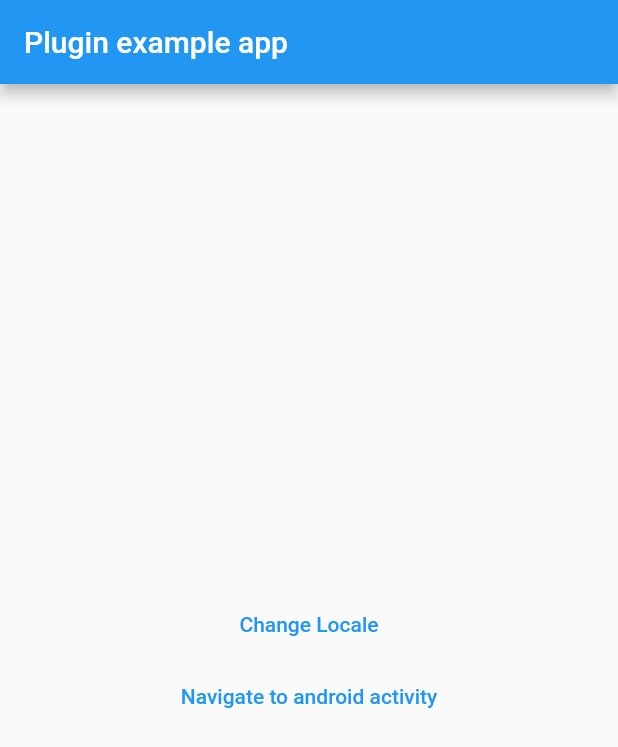
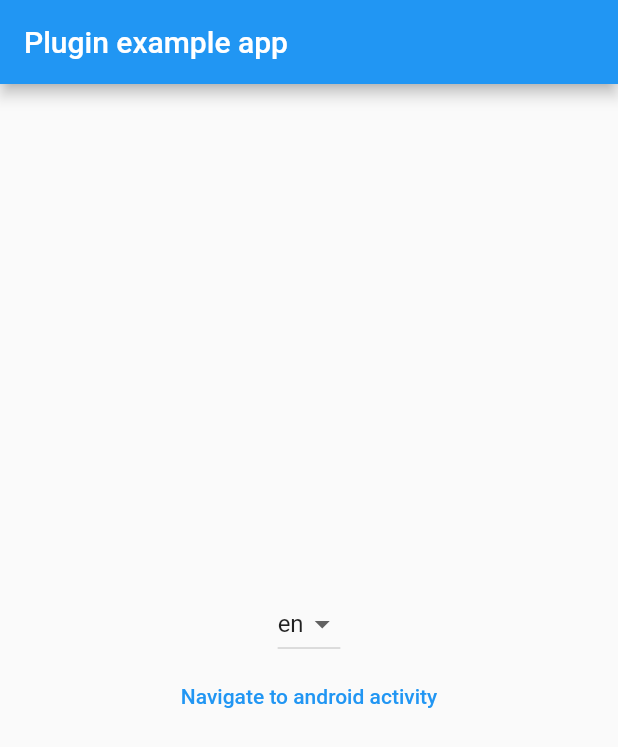
Before and after one commit to benlrichards/fts_system_locale, a Flutter app: the screen it shows after launch, on a phone screen of 412 x 824 dp. Shown: the top 747 px of the screen. Run offline on Flutter 3.47's test engine with Material 2 defaults, Android fonts, the phone set to English and light mode, and no system bars; our stand-ins replace plugin_platform_interface.

Commit message:
add android 13 implementation

```diff
--- a/lib/i18n/en.dart
+++ b/example/lib/i18n/en.dart
@@ -2,6 +2,8 @@
 // ignore_for_file: lines_longer_than_80_chars
 abstract class LocaleEn {
   static const Map<String, String> data = {
-    "home.changeLocale": "Change Locale"
+    "home.change_locale": "Change Locale",
+    "home.title": "Plugin example app",
+    "home.navigate_to": "Navigate to android activity"
   };
 }
--- a/lib/i18n/strings.dart
+++ b/example/lib/i18n/strings.dart
@@ -5,7 +5,9 @@ class $Home1 {
   String toString() => "home.";
 
   $Home1._();
-  final String changeLocale = 'home.changeLocale';
+  final String changeLocale = 'home.change_locale';
+  final String title = 'home.title';
+  final String navigateTo = 'home.navigate_to';
 }
 
 class Strings {
--- a/example/lib/main.dart
+++ b/example/lib/main.dart
@@ -1,8 +1,11 @@
 import 'package:flutter/material.dart';
 import 'package:flutter/services.dart';
+import 'package:flutter_localizations/flutter_localizations.dart';
 import 'package:fts_system_locale/fts_system_locale.dart';
-import 'package:fts_system_locale/i18n/i18n.dart';
-import 'package:fts_system_locale/i18n/utils.dart';
+
+import 'i18n/i18n.dart';
+import 'i18n/translations.dart';
+import 'i18n/utils.dart';
 
 void main() {
   runApp(const MyApp());
@@ -18,41 +21,58 @@ class MyApp extends StatefulWidget {
 const methodChannel = MethodChannel('com.example.example');
 
 class _MyAppState extends State<MyApp> {
-  String? locale;
-
   @override
   Widget build(BuildContext context) {
     return MaterialApp(
-      localizationsDelegates: const [Fts.delegate],
+      localizationsDelegates: const [
+        Fts.delegate,
+        GlobalMaterialLocalizations.delegate,
+        GlobalWidgetsLocalizations.delegate,
+        GlobalCupertinoLocalizations.delegate,
+      ],
+      supportedLocales: AppLocales.supportedLocales,
       home: Scaffold(
         appBar: AppBar(
-          title: const Text('Plugin example app'),
+          title: Text(Strings.home.title.tr()),
         ),
         body: Center(
           child: Column(
             crossAxisAlignment: CrossAxisAlignment.center,
             mainAxisAlignment: MainAxisAlignment.center,
             children: [
-              TextButton(
-                onPressed: () {
-                  if (locale == null) {
-                    Fts.locale = const Locale('bn');
-                    FtsSystemLocale().setLocale('bn').then(debugPrint);
-                    locale = 'bn';
-                  } else {
-                    Fts.locale = const Locale('en');
-                    FtsSystemLocale().setLocale().then(debugPrint);
-                    locale = null;
+              // TextButton(
+              //   onPressed: () {
+              //     if (locale == null) {
+              //       Fts.locale = const Locale('bn');
+              //       FtsSystemLocale().setLocale('bn').then(debugPrint);
+              //       locale = 'bn';
+              //     } else {
+              //       Fts.locale = const Locale('en');
+              //       FtsSystemLocale().setLocale().then(debugPrint);
+              //       locale = null;
+              //     }
+              //     // FtsSystemLocale().getPlatformVersion().then(debugPrint);
+              //   },
+              //   child: Text(Strings.home.changeLocale.tr()),
+              // ),
+
+              DropdownButton<Locale>(
+                items: AppLocales.supportedLocales
+                    .map((e) => DropdownMenuItem(value: e, child: Text(e.languageCode)))
+                    .toList(),
+                onChanged: (value) {
+                  if (value != null) {
+                    Fts.locale = value;
+                    FtsSystemLocale().setLocale(value.languageCode).then(debugPrint);
                   }
-                  // FtsSystemLocale().getPlatformVersion().then(debugPrint);
                 },
-                child: Text(Strings.home.changeLocale.tr()),
+                value: Fts.locale,
               ),
               TextButton(
                 onPressed: () => methodChannel
                     .invokeMethod('navigateToActivity')
                     .then((value) => debugPrint(value.toString())),
-                child: const Text('Navigate to android activity'),
+                child: Text(Strings.home.navigateTo.tr()),
               ),
             ],
           ),
--- /dev/null
+++ b/example/strings/home.yaml
@@ -0,0 +1,5 @@
+## Sample home section.
+---
+change_locale: Change Locale
+title: Plugin example app
+navigate_to: Navigate to android activity
--- a/pubspec.yaml
+++ b/pubspec.yaml
@@ -9,6 +9,7 @@ environment:
 dependencies:
   flutter:
     sdk: flutter
+
   plugin_platform_interface: ^2.0.2
 
 dev_dependencies:
--- a/strings/home.yaml
+++ /dev/null
@@ -1,3 +0,0 @@
-## Sample home section.
----
-changeLocale: Change Locale
```
Also changed, not shown: example/lib/i18n/bn.dart (added, +10 -0 lines), example/pubspec.yaml (+4 -3 lines), lib/i18n/ar.dart (deleted, +0 -11 lines), lib/i18n/bn.dart (deleted, +0 -7 lines), lib/i18n/es.dart (deleted, +0 -12 lines), lib/i18n/ja.dart (deleted, +0 -11 lines), example/lib/i18n/i18n.dart (renamed from lib/i18n/i18n.dart), example/lib/i18n/translations.dart (renamed from lib/i18n/translations.dart), example/lib/i18n/utils.dart (renamed from lib/i18n/utils.dart), example/pubspec.lock, example/strings/sample.yaml (renamed from strings/sample.yaml), example/trconfig.yaml (renamed from trconfig.yaml), 7 other files.
